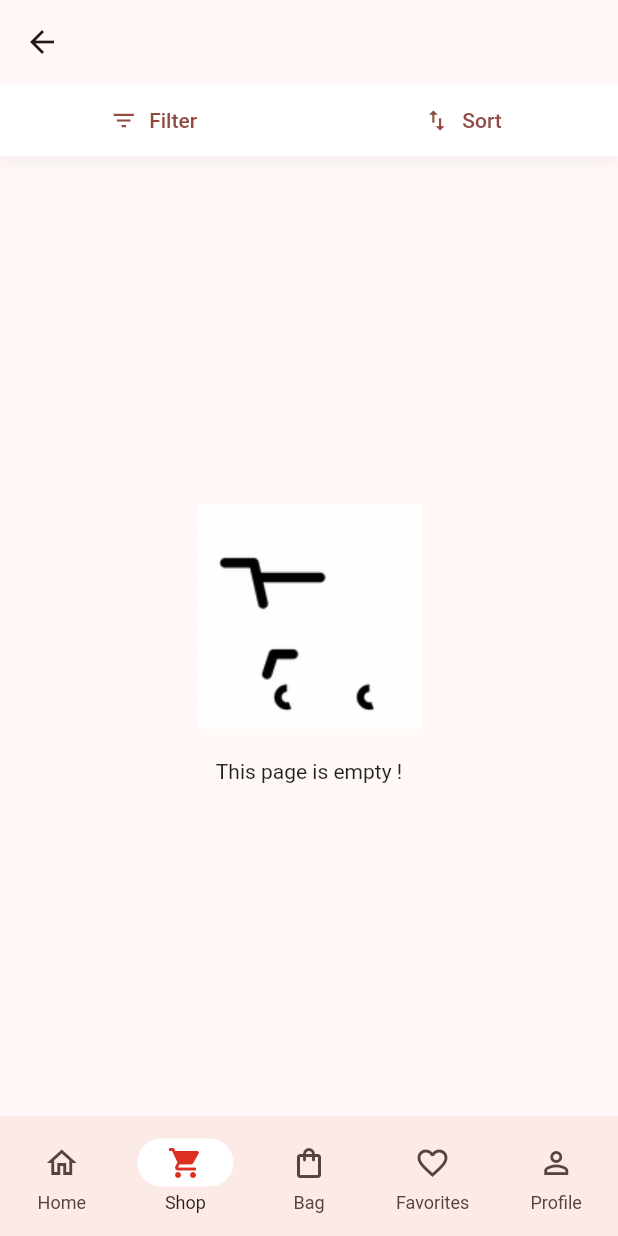
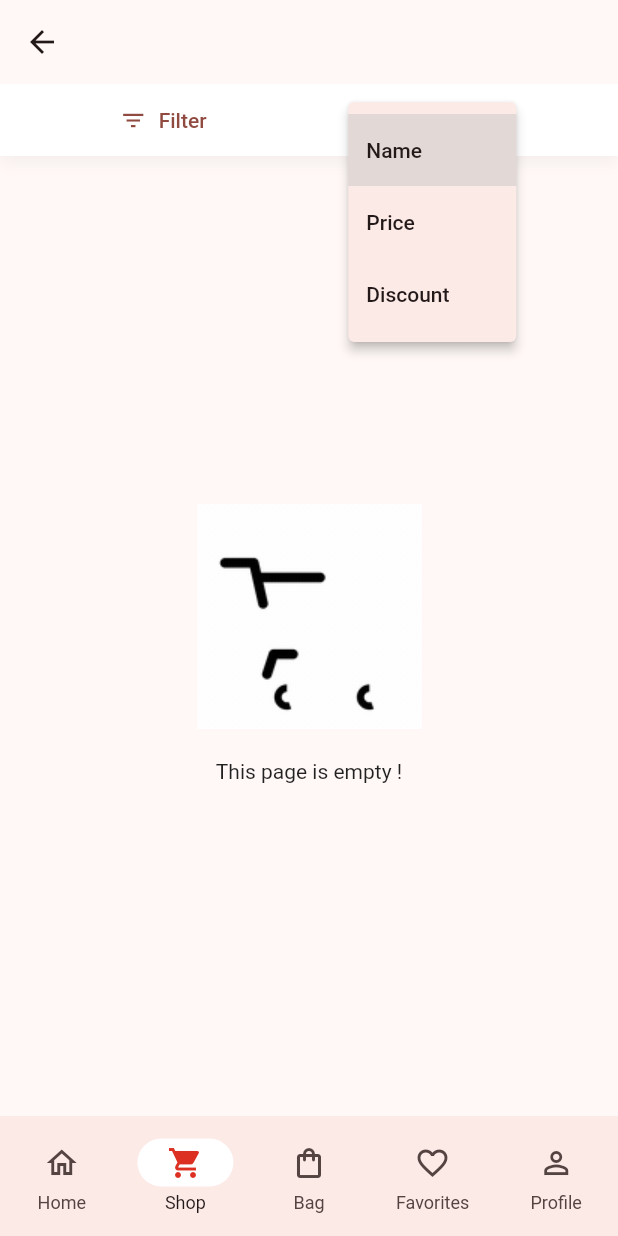
Before and after one commit to abhishek0168/e-commerce, a Flutter app: the MainPage screen opened directly, item 2 of the bottom bar chosen, after a tap on "Sort", on a phone screen of 412 x 824 dp. Run offline on Flutter 3.47's test engine with Material 2 defaults, Android fonts, the light colour scheme and no system bars; our stand-ins replace cached_network_image, cloud_firestore, firebase_auth, firebase_core, firebase_storage, flutter_staggered_animations and 3 more; missing offline and left inert: flutter_stripe; accounts and stored records are empty; Roboto replaces fonts that are missing (Alata); statements that could not run were skipped.

Commit message:
product sort completed

```diff
--- a/lib/view/home/home_page_section1.dart
+++ b/lib/view/home/home_page_section1.dart
@@ -34,6 +34,7 @@ class HomePageSection1 extends StatelessWidget {
               imgaeDr: imageDr[0],
               text: 'New collection',
               position: TextPosition.bottom,
+
               alignment: Alignment.topCenter,
             ),
           ),
--- a/lib/view/home/home_page_widgets.dart
+++ b/lib/view/home/home_page_widgets.dart
@@ -7,7 +7,6 @@ enum TextPosition {
 }
 
 class ImageDispaly extends StatelessWidget {
-
   const ImageDispaly(
       {super.key,
       required this.imgaeDr,
--- a/lib/view/shop/shop_page.dart
+++ b/lib/view/shop/shop_page.dart
@@ -1,4 +1,3 @@
-
 import 'package:ecommerce_app/utils/constants.dart';
 import 'package:ecommerce_app/view/product_view/product_view_page.dart';
 import 'package:ecommerce_app/view/theme/app_color_theme.dart';
@@ -44,12 +43,43 @@ class ShopPage extends StatelessWidget {
                   icon: const Icon(Icons.filter_list),
                   label: const Text('Filter'),
                 ),
-                TextButton.icon(
-                  onPressed: () {},
-                  icon: const Icon(Icons.swap_vert),
-                  label: const Text('Sort'),
-                ),
-
+                PopupMenuButton(
+                  onSelected: (value) {
+                    firebaseDataController.sortOnPress(value);
+                  },
+                  initialValue: SortProductBy.name,
+                  itemBuilder: (context) => const [
+                    PopupMenuItem(
+                      value: SortProductBy.name,
+                      child: Text('Name'),
+                    ),
+                    PopupMenuItem(
+                      value: SortProductBy.price,
+                      child: Text('Price'),
+                    ),
+                    PopupMenuItem(
+                      value: SortProductBy.discount,
+                      child: Text('Discount'),
+                    ),
+                  ],
+                  child: const Row(
+                    children: [
+                      Icon(
+                        Icons.swap_vert,
+                        color: AppColors.primaryColor,
+                      ),
+                      SizedBox(
+                        width: 5,
+                      ),
+                      Text(
+                        'Sort',
+                        style: TextStyle(
+                          color: AppColors.primaryColor,
+                        ),
+                      ),
+                    ],
+                  ),
+                )
               ],
             ),
           ),
@@ -58,14 +88,7 @@ class ShopPage extends StatelessWidget {
             child: Padding(
               padding: const EdgeInsets.symmetric(horizontal: 10),
               child: FutureBuilder(
-                future: firebaseDataController.selectedPage ==
-                        ChooseShopPage.all
-                    ? firebaseDataController.callPrductDetails()
-                    : firebaseDataController.selectedPage == ChooseShopPage.men
-                        ? firebaseDataController
-                            .callSelectedProductDetails('Male')
-                        : firebaseDataController
-                            .callSelectedProductDetails('Female'),
+                future: firebaseDataController.sortProducts(),
                 builder: (context, snapshot) {
                   if (snapshot.hasData) {
                     if (snapshot.data!.isNotEmpty) {
--- a/lib/view_model/product_data_from_firebase.dart
+++ b/lib/view_model/product_data_from_firebase.dart
@@ -10,6 +10,12 @@ enum ChooseShopPage {
   women,
 }
 
+enum SortProductBy {
+  name,
+  price,
+  discount,
+}
+
 class DataFromFirebase extends ChangeNotifier {
 //variables
 
@@ -18,16 +24,11 @@ class DataFromFirebase extends ChangeNotifier {
   List<ProductModel> menProductDatas = [];
   List<ProductModel> selectedProductsData = [];
   var selectedPage = ChooseShopPage.all;
+  SortProductBy? sortValue;
 
 // instances
 
   final productServices = FirebaseProductServices();
-
-// Functions
-  // void init() async {
-  //   await callPrductDetails();
-  //   selectedProductsData = productsData;
-  // }
 
   Future<List<ProductModel>> callPrductDetails() async {
     productsData = await productServices.getProductDetails();
@@ -43,4 +44,49 @@ class DataFromFirebase extends ChangeNotifier {
     notifyListeners();
     return selectedProductsData;
   }
+
+  Future<void> sortOnPress(SortProductBy value) async {
+    sortValue = value;
+    await sortProducts();
+    notifyListeners();
+  }
+
+  Future<List<ProductModel>> sortProducts() async {
+    List<ProductModel> productList;
+
+    switch (selectedPage) {
+      case ChooseShopPage.men:
+        log('Male selected');
+        return productList = await callSelectedProductDetails('Male');
+      case ChooseShopPage.women:
+        log('Female selected');
+        return productList = await callSelectedProductDetails('Female');
+      default:
+        log('all selected');
+        productList = await callPrductDetails();
+    }
+
+    switch (sortValue) {
+      case SortProductBy.name:
+        log('name selected');
+        productList.sort((a, b) => a.brandName.compareTo(b.brandName));
+        break;
+      case SortProductBy.price:
+        log('price selected');
+        productList.sort((a, b) =>
+            a.productDiscountedprice.compareTo(b.productDiscountedprice));
+        break;
+      case SortProductBy.discount:
+        log('discount selected');
+        productList
+            .sort((a, b) => b.productDiscount.compareTo(a.productDiscount));
+        break;
+      default:
+        log('null selected');
+    }
+    for (var e in productList) {
+      log(e.brandName);
+    }
+    return productList;
+  }
 }
```
